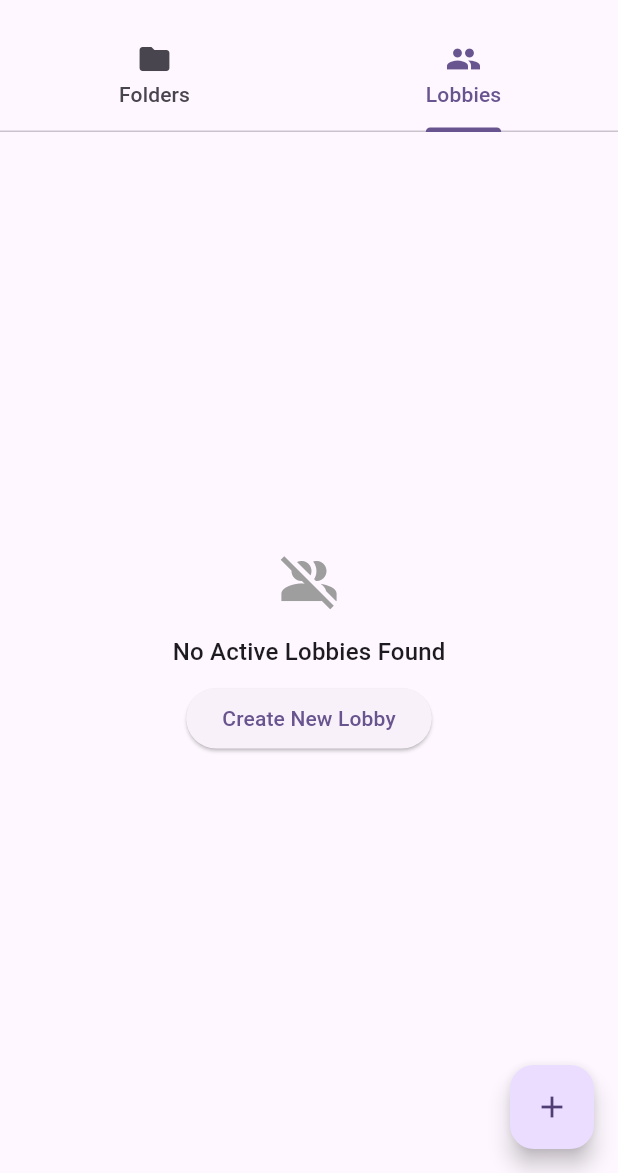
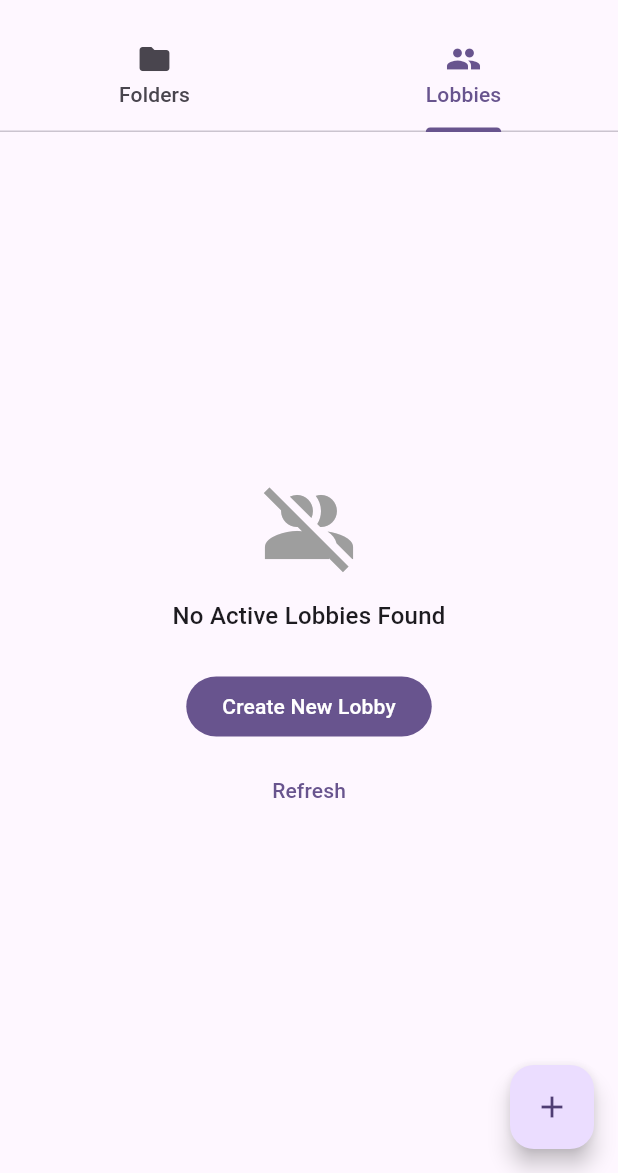
Before and after one commit to GoyalKrish/markmeSupabase, a Flutter app: the HomeScreen screen opened directly, tab 2 chosen, on a phone screen of 412 x 824 dp, the part 63-1236 px from its top. Run offline on Flutter 3.47's test engine with Material 3 defaults, Android fonts, the phone set to English and light mode, and no system bars; our stand-ins replace device_info_plus, flutter_dotenv, share_plus, shared_preferences, supabase, supabase_flutter; missing offline and left inert: nfc_manager, realtime_client; accounts and stored records are empty.

Commit message:
added refresh button

```diff
--- a/lib/components/empty_state_widget.dart
+++ b/lib/components/empty_state_widget.dart
@@ -5,6 +5,8 @@ class EmptyStateWidget extends StatelessWidget {
   final String message;
   final String actionText;
   final VoidCallback onAction;
+  final String? secondaryActionText;
+  final VoidCallback? onSecondaryAction;
 
   const EmptyStateWidget({
     super.key,
@@ -12,26 +14,40 @@ class EmptyStateWidget extends StatelessWidget {
     required this.message,
     required this.actionText,
     required this.onAction,
+    this.secondaryActionText,
+    this.onSecondaryAction,
   });
 
   @override
   Widget build(BuildContext context) {
     return Center(
+      child: Padding(
+        padding: const EdgeInsets.all(24.0),
         child: Column(
-        mainAxisAlignment: MainAxisAlignment.center,
+          mainAxisSize: MainAxisSize.min,
           children: [
-          Icon(icon, size: 40, color: Colors.grey),
+            Icon(icon, size: 64, color: Colors.grey),
             const SizedBox(height: 16),
             Text(
               message,
               style: Theme.of(context).textTheme.titleMedium,
+              textAlign: TextAlign.center,
             ),
-          const SizedBox(height: 8),
-          ElevatedButton(
+            const SizedBox(height: 24),
+            FilledButton(
               onPressed: onAction,
               child: Text(actionText),
             ),
+            if (secondaryActionText != null && onSecondaryAction != null)
+              Padding(
+                padding: const EdgeInsets.only(top: 8.0),
+                child: TextButton(
+                  onPressed: onSecondaryAction,
+                  child: Text(secondaryActionText!),
+                ),
+              ),
           ],
+        ),
       ),
     );
   }
--- a/lib/screens/home_screen.dart
+++ b/lib/screens/home_screen.dart
@@ -420,6 +420,8 @@ class _HomeScreenState extends State<HomeScreen> {
             message: 'No Active Lobbies Found',
             actionText: 'Create New Lobby',
             onAction: () => Navigator.pushNamed(context, '/create-lobby'),
+            secondaryActionText: 'Refresh',
+            onSecondaryAction: () => lobbyProvider.fetchActiveLobbies(),
           );
         }
 
```
Lines whose indentation alone changed are shown as unchanged.
